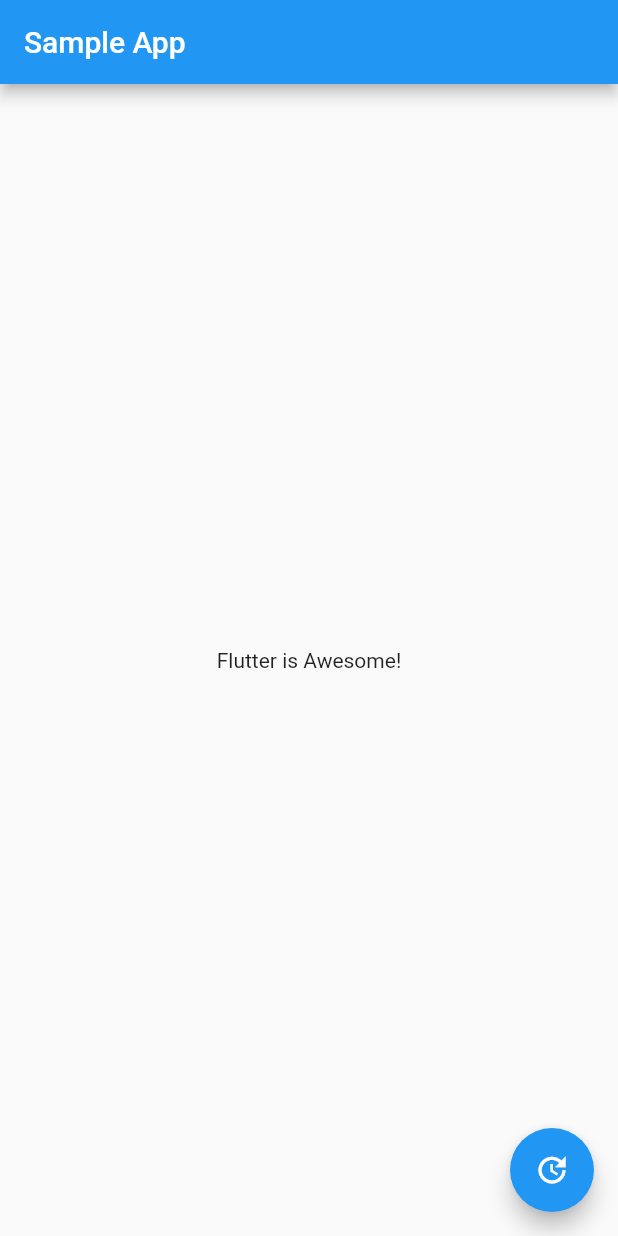
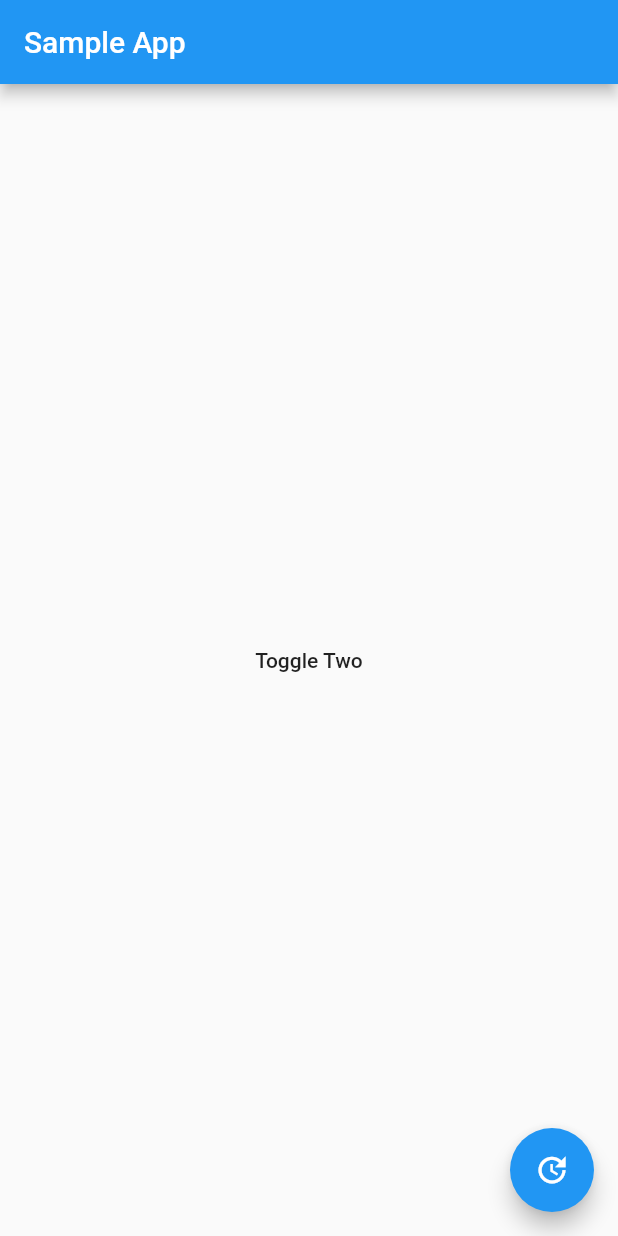
Before and after one commit to ito-a/first_flutter, a Flutter app: the screen it shows after launch, after a tap on the "update" icon, on a phone screen of 412 x 824 dp. Run offline on Flutter 3.47's test engine with Material 2 defaults, Android fonts, the phone set to English and light mode, and no system bars.

Commit message:
ボタンにClickイベントを追加する2

```diff
--- a/lib/main.dart
+++ b/lib/main.dart
@@ -26,12 +26,20 @@ class SampleAppPage extends StatefulWidget {
 }
 
 class _SampleAppPageState extends State<SampleAppPage> {
-  String textToShow = "I Like Flutter";
+  bool toggle = true;
 
-  void _updateText() {
+  void _toggle() {
     setState(() {
-      textToShow = "Flutter is Awesome!";
+      toggle = !toggle;
     });
+  }
+
+  _getToggleChild(){
+    if(toggle)  {
+      return Text('Toggle One');
+    } else {
+      return MaterialButton(onPressed: () {}, child: Text('Toggle Two'));
+    }
   }
 
   @override
@@ -40,9 +48,9 @@ class _SampleAppPageState extends State<SampleAppPage> {
       appBar: AppBar(
         title: Text("Sample App"),
       ),
-      body: Center(child: Text(textToShow)),
+      body: Center(child: _getToggleChild()),
       floatingActionButton: FloatingActionButton(
-        onPressed: _updateText, // イベント
+        onPressed: _toggle, // イベント
         tooltip: 'Update Text', // ボタンを長押しした時に表示される
         child: Icon(Icons.update), // アイコン
       ),
```
